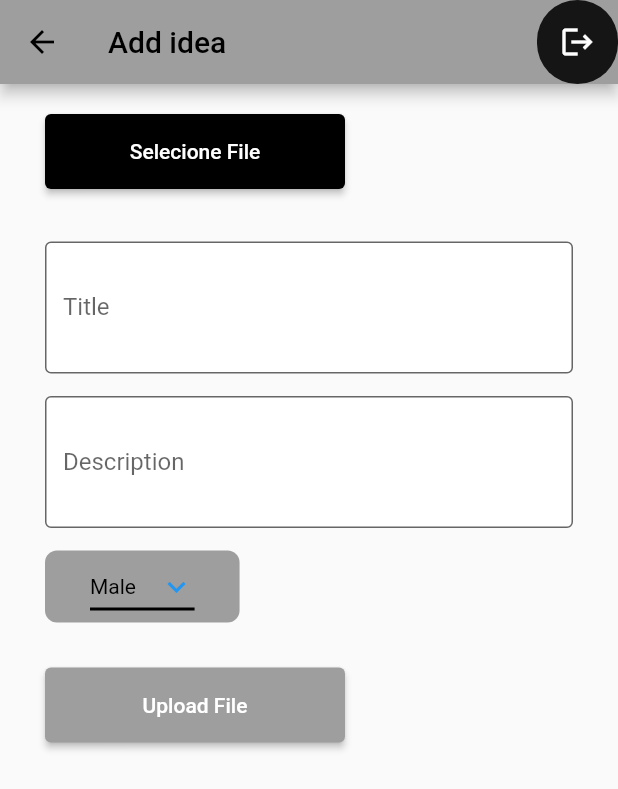
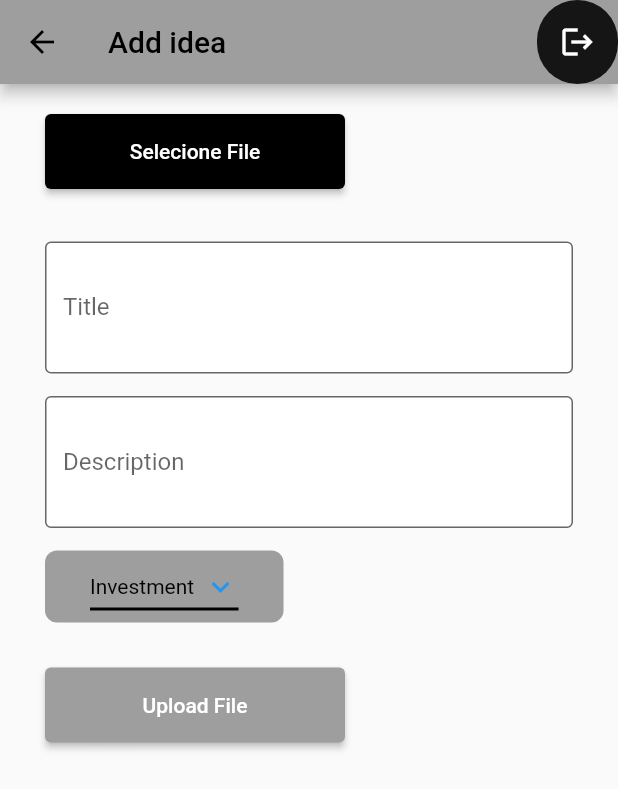
Before and after one commit to PauloBDev/Business-Angel-App, a Flutter app: the IdeaAddPage screen opened directly, on a phone screen of 412 x 824 dp. Shown: the top 789 px of the screen. Run offline on Flutter 3.47's test engine with Material 2 defaults, Android fonts, the phone set to English and light mode, and no system bars; our stand-ins replace cloud_firestore, file_picker, firebase_auth, firebase_core, firebase_storage, google_fonts; accounts and stored records are empty.

Commit message:
mudança do drop down

```diff
--- a/ten_2023/lib/pages/add_idea_page.dart
+++ b/ten_2023/lib/pages/add_idea_page.dart
@@ -21,9 +21,9 @@ class IdeaAddPage extends StatefulWidget {
 }
 
 const List<String> dropdownlist = <String>[
-  "Male",
-  "Female",
-  "Other",
+  "Investment",
+  "Guidance",
+  "Managment",
 ];
 
 class _IdeaAddPageState extends State<IdeaAddPage> {
```
